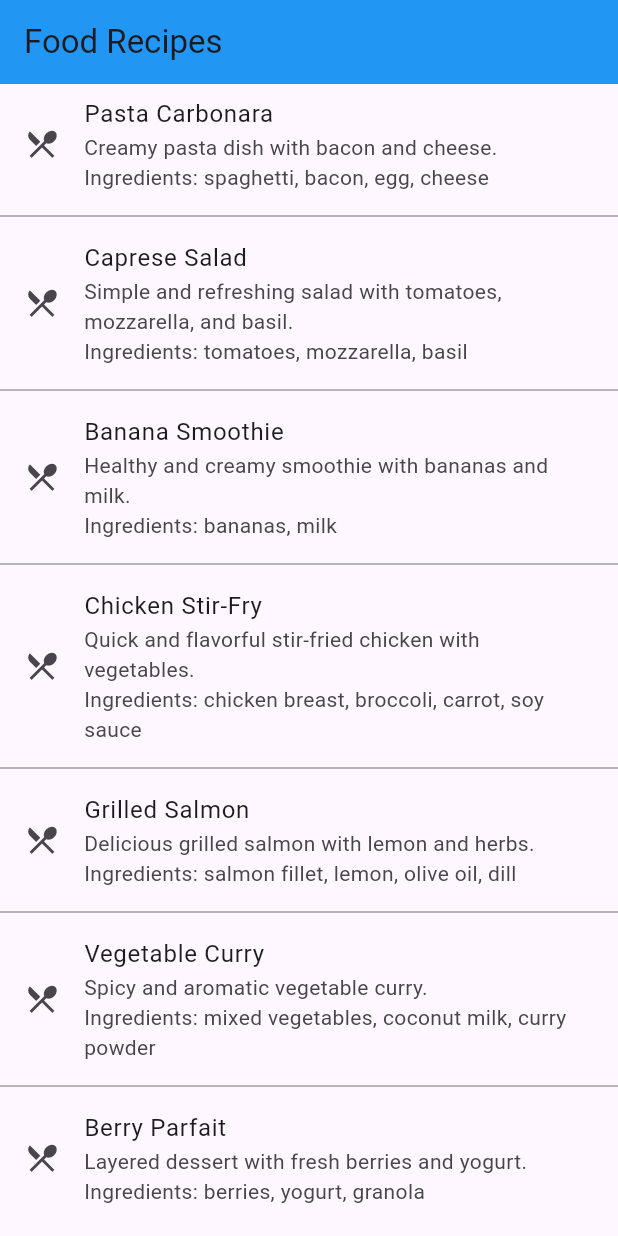
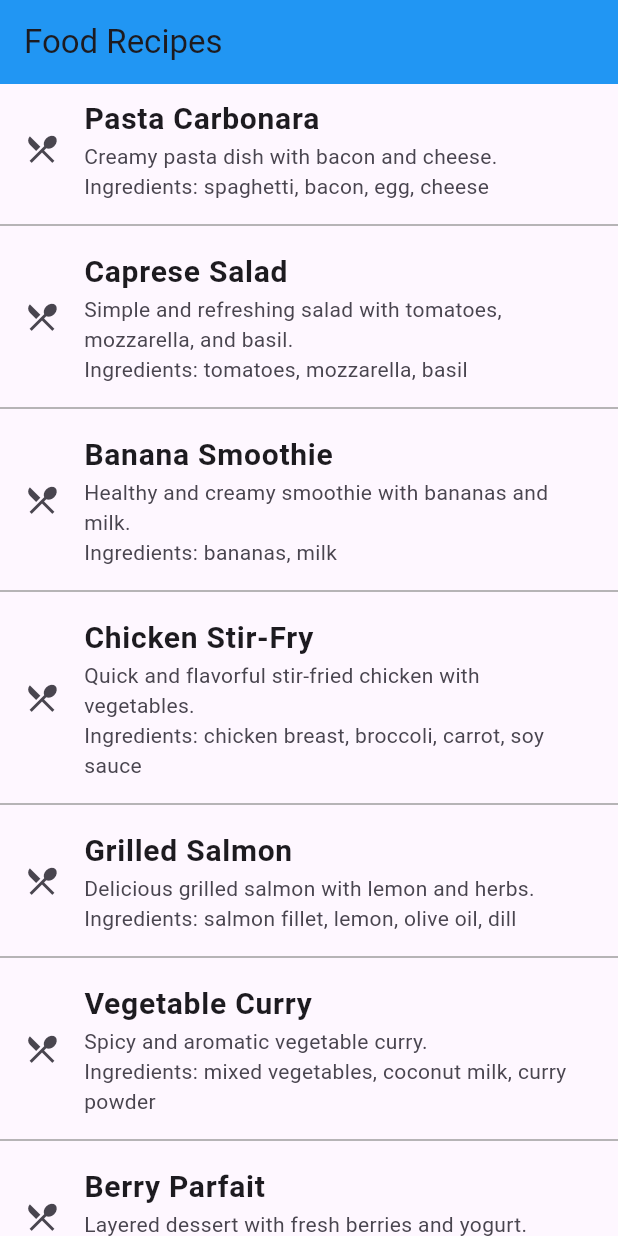
Before and after one commit to JAHIDULFAHAD/Ostad_Module10_LiveTest, a Flutter app: the screen it shows after launch, on a phone screen of 412 x 824 dp. Run offline on Flutter 3.47's test engine with Material 3 defaults, Android fonts, the phone set to English and light mode, and no system bars.

Commit message:
live test 3 Done

```diff
--- a/livetest_3_module14/lib/recepi_listview.dart
+++ b/livetest_3_module14/lib/recepi_listview.dart
@@ -76,7 +76,11 @@ class _RecepiListviewState extends State<RecepiListview> {
           itemCount: recepiList.length,
         itemBuilder: (context, index) => ListTile(
           leading: Icon(Icons.restaurant_menu),
-          title: Text(recepiList[index].title),
+          title: Text(recepiList[index].title,style:
+          TextStyle(
+            fontSize: 20,
+              fontWeight: FontWeight.bold)
+          ),
           subtitle: Column(
             crossAxisAlignment: CrossAxisAlignment.start,
             children: [
```
